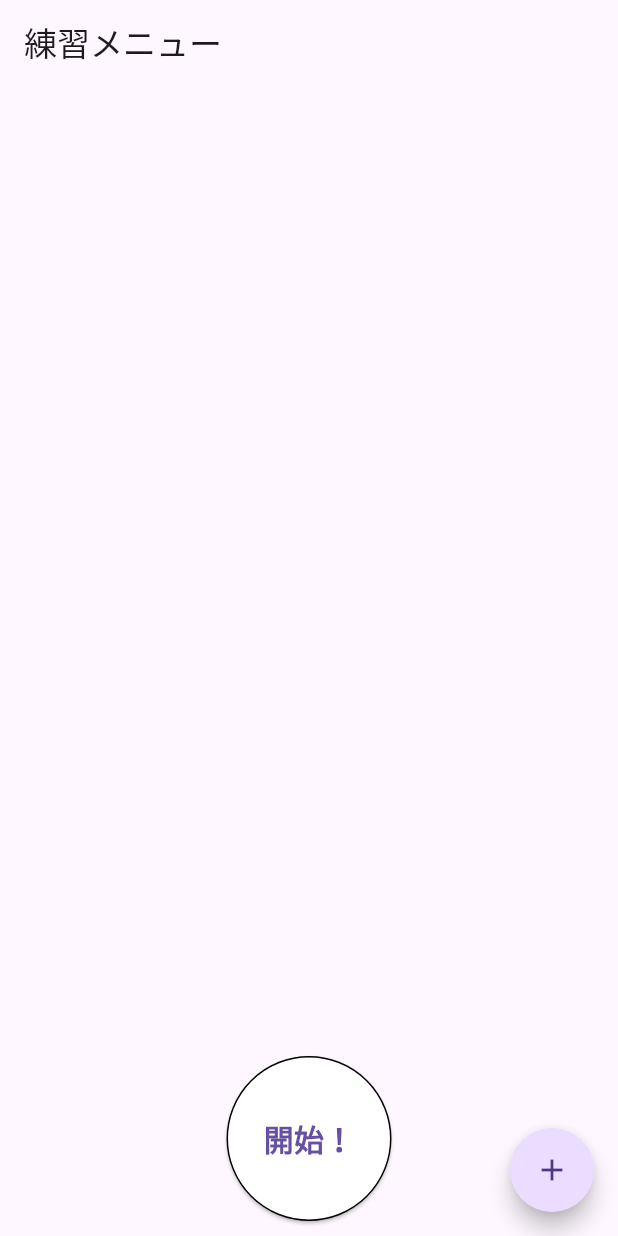
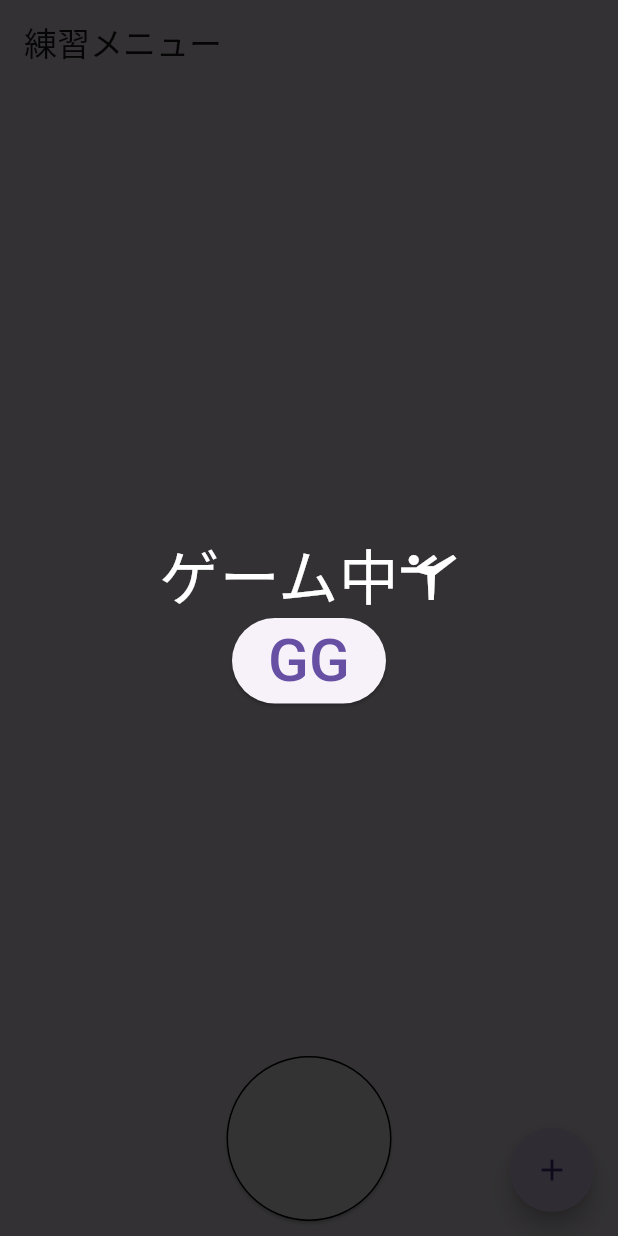
Before and after one commit to Ykeigo/kasegi_smartphone_app, a Flutter app: the screen it shows after launch, after a tap on "開始！", on a phone screen of 412 x 824 dp. Run offline on Flutter 3.47's test engine with Material 3 defaults, Android fonts, the phone set to English and light mode, and no system bars; drawn by our look-alikes of flutter_speed_dial; our stand-ins replace get, logger, sqflite; accounts and stored records are empty; Roboto replaces fonts that are missing (MPLUS_Rounded_1c).

Commit message:
下のボタンを追加

```diff
--- a/lib/checklist_page.dart
+++ b/lib/checklist_page.dart
@@ -5,8 +5,11 @@ import 'package:flutter_speed_dial/flutter_speed_dial.dart';
 import 'package:flutter_application_1/add_game_checklist_page.dart';
 import 'package:logger/logger.dart';
 import 'package:collection/collection.dart';
+import 'package:get/get.dart';
 
 final logger = Logger();
+
+enum InGameStatus { preGame, inGame, postGame }
 
 const double toolbarHeight = 100.0;
 
@@ -26,7 +29,21 @@ class ChecklistPage extends StatefulWidget {
   State<ChecklistPage> createState() => _ChecklistPageState();
 }
 
+void openSnackbar() {
+  Get.snackbar(
+    '記録しました！',
+    '',
+    snackPosition: SnackPosition.BOTTOM,
+    duration: const Duration(seconds: 3),
+    backgroundColor: Colors.black,
+    colorText: Colors.white,
+    borderRadius: 0,
+    margin: const EdgeInsets.all(0),
+  );
+}
+
 class _ChecklistPageState extends State<ChecklistPage> {
+  InGameStatus inGameStatus = InGameStatus.preGame;
   List<GameChecklist> gameChecklists = [];
   Map<int, List<CheckboxListTileState>> checkboxListTileStateList = {};
 
@@ -98,21 +115,23 @@ class _ChecklistPageState extends State<ChecklistPage> {
         ));
   }
 
-  Widget _myCheckItemsWidget(int gameChecklistId) {
+  Widget _myCheckItemsWidget(int gameChecklistId, bool enableCheckbox) {
     final checkitemAndStates = checkboxListTileStateList[gameChecklistId];
     List<Widget> checkboxListTileWidgets;
     if (checkitemAndStates == null) {
-      checkboxListTileWidgets = [const Text("Loading...")];
+      checkboxListTileWidgets = [const Text("チェック項目を追加しましょう！")];
     } else {
       checkboxListTileWidgets = checkitemAndStates
           .map((e) => List<Widget>.from([
                 CheckboxListTile(
                   value: e.checkboxValue,
-                  onChanged: (bool? value) {
+                  onChanged: enableCheckbox
+                      ? (bool? value) {
                           setState(() {
                             e.checkboxValue = value!;
                           });
-                  },
+                        }
+                      : null,
                   title: Text(e.title),
                   subtitle: Text(e.subtitle),
                 ),
@@ -140,19 +159,15 @@ class _ChecklistPageState extends State<ChecklistPage> {
     return Column(children: checkboxListTileWidgets);
   }
 
-  @override
-  Widget build(BuildContext context) {
-    return DefaultTabController(
-        length: gameChecklists.length, //タブの数
-        child: Scaffold(
-            appBar: _myMenuBar(gameChecklists),
-            body: Stack(alignment: Alignment.topCenter, children: <Widget>[
-              TabBarView(
-                  children: gameChecklists
-                      .map((gameChecklist) =>
-                          _myCheckItemsWidget(gameChecklist.id))
-                      .toList()),
-              Positioned(
+  Widget gameStartusChangeButton() {
+    String buttonText = '';
+    if (inGameStatus == InGameStatus.preGame) {
+      buttonText = '開始！';
+    } else if (inGameStatus == InGameStatus.postGame) {
+      buttonText = '記録';
+    }
+
+    return Positioned(
       bottom: 10.0,
       width: 110.0,
       height: 110.0,
@@ -168,13 +183,87 @@ class _ChecklistPageState extends State<ChecklistPage> {
             ),
           ),
         ),
-                  child: const Text('開始！',
-                      style:
-                          TextStyle(fontSize: 20, fontWeight: FontWeight.w700)),
-                  onPressed: () {},
+        child: Text(buttonText,
+            style: const TextStyle(fontSize: 20, fontWeight: FontWeight.w700)),
+        onPressed: () => setState(() => {
+              if (inGameStatus == InGameStatus.preGame)
+                {inGameStatus = InGameStatus.inGame}
+              else if (inGameStatus == InGameStatus.postGame)
+                {
+                  // チェック状況を記録する
+
+                  // 記録しましたというスナックバーを表示
+                  openSnackbar(),
+                  // すべてのチェックボックスをfalseに戻す
+                  checkboxListTileStateList.forEach((key, values) {
+                    for (var value in values) {
+                      value.checkboxValue = false;
+                    }
+                  }),
+
+                  inGameStatus = InGameStatus.preGame
+                }
+              //ingameの場合は画面が灰色で押せないはずなので何もしない
+            }),
+      ),
+    );
+  }
+
+  @override
+  Widget build(BuildContext context) {
+    List<Widget> stacking = [
+      Scaffold(
+          appBar: _myMenuBar(gameChecklists),
+          body: Stack(alignment: Alignment.topCenter, children: <Widget>[
+            TabBarView(
+                children: gameChecklists
+                    .map((gameChecklist) => _myCheckItemsWidget(
+                        gameChecklist.id,
+                        inGameStatus == InGameStatus.postGame))
+                    .toList()),
+            gameStartusChangeButton()
+          ]),
+          floatingActionButton: myFloatingActionButton(context)),
+    ];
+
+    if (inGameStatus == InGameStatus.inGame) {
+      final button = ElevatedButton(
+        onPressed: () async {
+          inGameStatus = InGameStatus.postGame;
+          setState(() => ());
+        },
+        child: const Text(
+          'GG',
+          style: TextStyle(
+            fontSize: 40,
           ),
         ),
+      );
+
+      stacking.addAll([
+        const Opacity(
+          opacity: 0.8,
+          child: ModalBarrier(dismissible: false, color: Colors.black),
+        ),
+        Center(
+            child: Column(
+                mainAxisAlignment: MainAxisAlignment.center,
+                //textが赤色下黄色線になるのでMaterialで囲む
+                children: [
+              const Row(mainAxisAlignment: MainAxisAlignment.center, children: [
+                Material(
+                    color: Colors.transparent,
+                    child: Text("ゲーム中",
+                        style: TextStyle(fontSize: 40, color: Colors.white))),
+                Icon(Icons.sports_gymnastics, color: Colors.white, size: 40)
               ]),
-            floatingActionButton: myFloatingActionButton(context)));
+              button
+            ]))
+      ]);
+    }
+
+    return DefaultTabController(
+        length: gameChecklists.length, //タブの数
+        child: Stack(children: stacking));
   }
 }
--- a/lib/main.dart
+++ b/lib/main.dart
@@ -7,8 +7,6 @@ import 'package:get/get.dart';
 import 'package:sqflite/sqflite.dart';
 
 import 'package:flutter_application_1/checklist_page.dart';
-
-/// Flutter code sample for [CheckboxListTile].
 
 const Duration timeLimit = Duration(seconds: 5);
 
@@ -39,6 +37,7 @@ class CheckboxListTileApp extends StatelessWidget {
 
   @override
   Widget build(BuildContext context) {
+    //getxはスナックバーのために必要
     return GetMaterialApp(
       theme: ThemeData(useMaterial3: true, fontFamily: "MPLUS_Rounded_1c"),
       home: SafeArea(child: ChecklistPage(key: super.key)),
```
Lines whose indentation alone changed are shown as unchanged.
